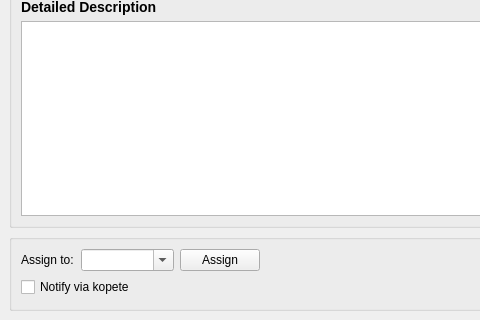
This is ui/detailwindow.ui in bochi/kueue as Qt 5 draws it before an edit; both pictures show x 0 to 480 and y 280 to 600 of the 800 by 600 pixel window. The edited form follows.
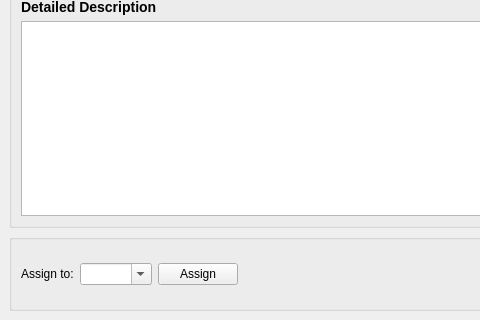
This is the edited form. Icons and pictures are not drawn.

Commit message: remove kopete

Patch:
```diff
--- a/ui/detailwindow.ui
+++ b/ui/detailwindow.ui
@@ -113,13 +113,6 @@
            </property>
           </widget>
          </item>
-         <item row="1" column="0" colspan="2">
-          <widget class="QCheckBox" name="kopeteCheckBox">
-           <property name="text">
-            <string>Notify via kopete</string>
-           </property>
-          </widget>
-         </item>
         </layout>
        </item>
        <item row="0" column="1">
```
The commit also changes 7 other files.
